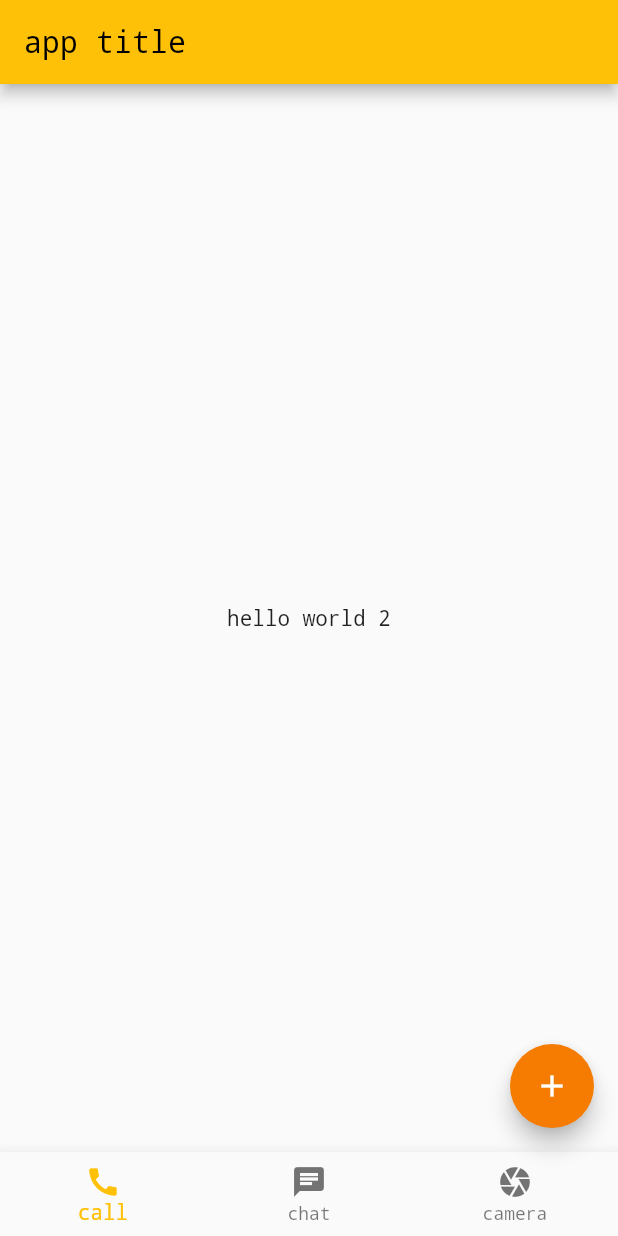
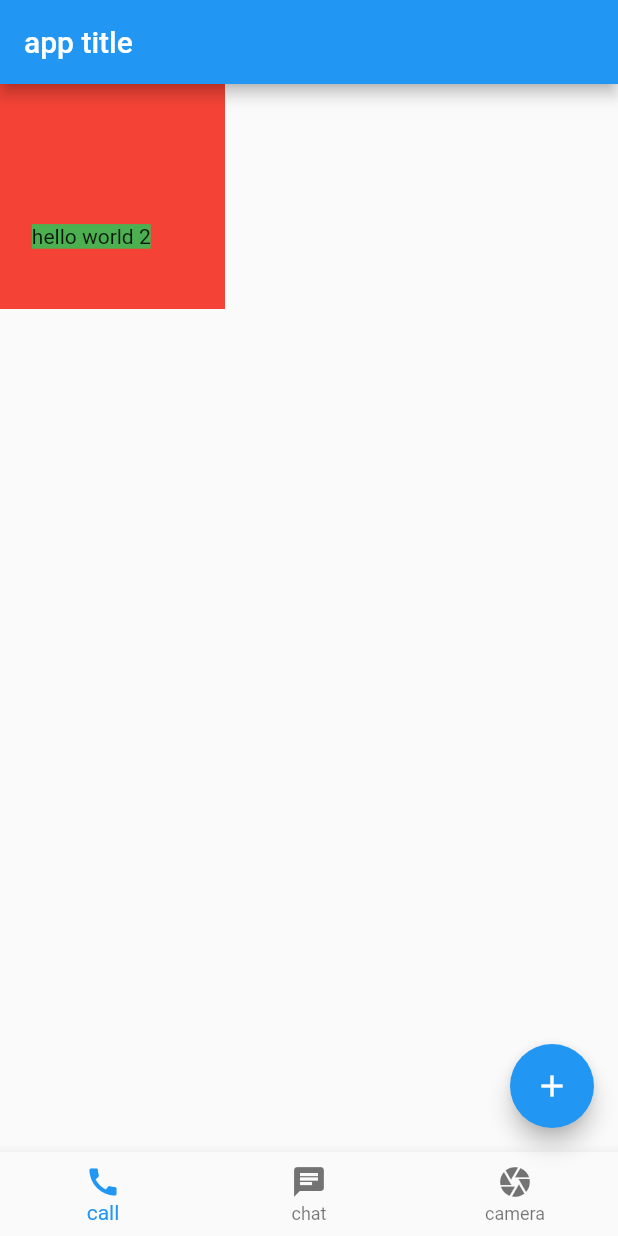
Before and after one commit to netTrek-Flutter/swr-flutter-2, a Flutter app: the screen it shows after launch, on a phone screen of 412 x 824 dp. Run offline on Flutter 3.47's test engine with Material 2 defaults, Android fonts, the phone set to English and light mode, and no system bars.

Commit message:
Container - part 1

```diff
--- a/lib/main.dart
+++ b/lib/main.dart
@@ -1,10 +1,12 @@
 import 'package:flutter/material.dart';
 import 'package:training/samples/center_sample.dart';
+import 'package:training/samples/container_sample.dart';
 
 import 'main/my_app.dart';
 
 void main() {
   runApp(const MyApp(
-    body: CenterSample(),
+    // body: CenterSample(),
+    body: ContainerSample(),
   ));
 }
--- a/lib/main/my_app.dart
+++ b/lib/main/my_app.dart
@@ -58,10 +58,10 @@ class MyApp extends StatelessWidget {
   @override
   Widget build(BuildContext context) {
     return MaterialApp(
-      theme: myTheme,
-      darkTheme: ThemeData.from(
-        colorScheme: const ColorScheme.dark(),
-      ),
+      // theme: myTheme,
+      // darkTheme: ThemeData.from(
+      //   colorScheme: const ColorScheme.dark(),
+      // ),
       // themeMode: ThemeMode.system, // default
       // themeMode: ThemeMode.light,
       // themeMode: ThemeMode.dark,
--- /dev/null
+++ b/lib/samples/container_sample.dart
@@ -0,0 +1,29 @@
+import 'package:flutter/material.dart';
+import 'package:training/common/factories.dart';
+
+class ContainerSample extends StatelessWidget {
+  const ContainerSample({Key? key}) : super(key: key);
+
+  @override
+  Widget build(BuildContext context) {
+    // return const SizedBox(
+    //   width: 150,
+    //   child: ColoredBox(
+    //     color: Colors.green,
+    //     child: Text('hello'),
+    //   ),
+    // );
+    return Container(
+      width: 150,
+      height: 150,
+      color: Colors.red,
+      // alignment: Alignment.center,
+      // alignment: Alignment.bottomRight,
+      alignment: const Alignment(-0.4, 0.4),
+      child: const Text(
+        'hello world 2',
+        style: TextStyle(backgroundColor: Colors.green),
+      ),
+    );
+  }
+}
```
